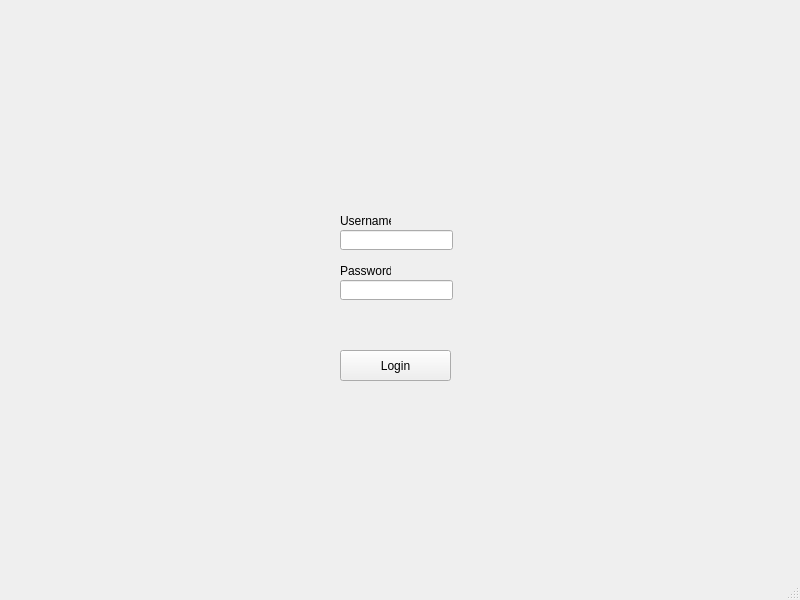
First picture: the form in front/second_window.ui, repository mohamedkhaledegy/Final-Project, before the edit.
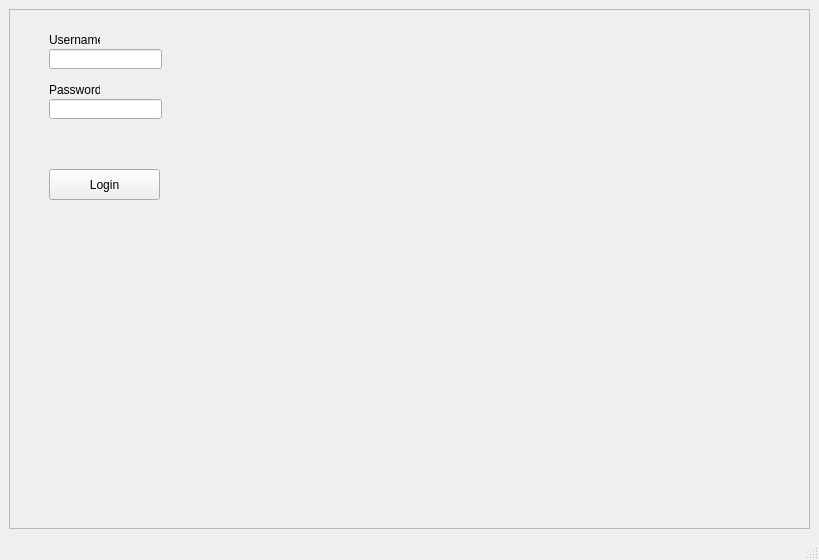
Second picture: the form after the edit.

Commit message: befor edit ping

```diff
--- a/front/second_window.ui
+++ b/front/second_window.ui
@@ -6,19 +6,28 @@
    <rect>
     <x>0</x>
     <y>0</y>
-    <width>800</width>
-    <height>600</height>
+    <width>819</width>
+    <height>560</height>
    </rect>
   </property>
   <property name="windowTitle">
    <string>MainWindow</string>
   </property>
   <widget class="QWidget" name="centralwidget">
+   <layout class="QGridLayout" name="gridLayout">
+    <item row="0" column="0">
+     <widget class="QFrame" name="frame">
+      <property name="frameShape">
+       <enum>QFrame::StyledPanel</enum>
+      </property>
+      <property name="frameShadow">
+       <enum>QFrame::Raised</enum>
+      </property>
    <widget class="QPushButton" name="pushButton">
     <property name="geometry">
      <rect>
-      <x>340</x>
-      <y>350</y>
+         <x>40</x>
+         <y>160</y>
       <width>111</width>
       <height>31</height>
      </rect>
@@ -30,8 +39,8 @@
    <widget class="QLineEdit" name="lineEdit_user_log">
     <property name="geometry">
      <rect>
-      <x>340</x>
-      <y>230</y>
+         <x>40</x>
+         <y>40</y>
       <width>113</width>
       <height>20</height>
      </rect>
@@ -40,31 +49,24 @@
    <widget class="QLineEdit" name="lineEdit_password_log">
     <property name="geometry">
      <rect>
-      <x>340</x>
-      <y>280</y>
+         <x>40</x>
+         <y>90</y>
       <width>113</width>
       <height>20</height>
      </rect>
     </property>
-   </widget>
-   <widget class="QLabel" name="label">
-    <property name="geometry">
-     <rect>
-      <x>340</x>
-      <y>210</y>
-      <width>51</width>
-      <height>21</height>
-     </rect>
-    </property>
-    <property name="text">
-     <string>Username</string>
+       <property name="inputMask">
+        <string/>
+       </property>
+       <property name="echoMode">
+        <enum>QLineEdit::Password</enum>
     </property>
    </widget>
    <widget class="QLabel" name="label_2">
     <property name="geometry">
      <rect>
-      <x>340</x>
-      <y>260</y>
+         <x>40</x>
+         <y>70</y>
       <width>51</width>
       <height>21</height>
      </rect>
@@ -73,6 +75,22 @@
      <string>Password</string>
     </property>
    </widget>
+      <widget class="QLabel" name="label">
+       <property name="geometry">
+        <rect>
+         <x>40</x>
+         <y>20</y>
+         <width>51</width>
+         <height>21</height>
+        </rect>
+       </property>
+       <property name="text">
+        <string>Username</string>
+       </property>
+      </widget>
+     </widget>
+    </item>
+   </layout>
   </widget>
   <widget class="QMenuBar" name="menubar">
    <property name="geometry">
```
Left out of the diff: 10 changed lines with no effect on the pictures. Lines whose indentation alone changed are shown as unchanged. The commit also changes 11 other files.
